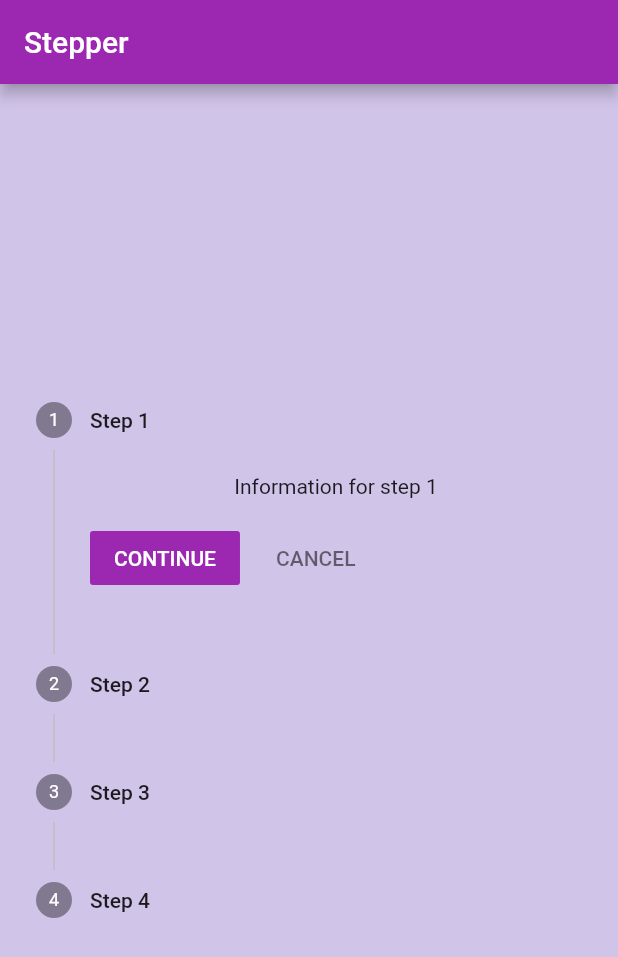
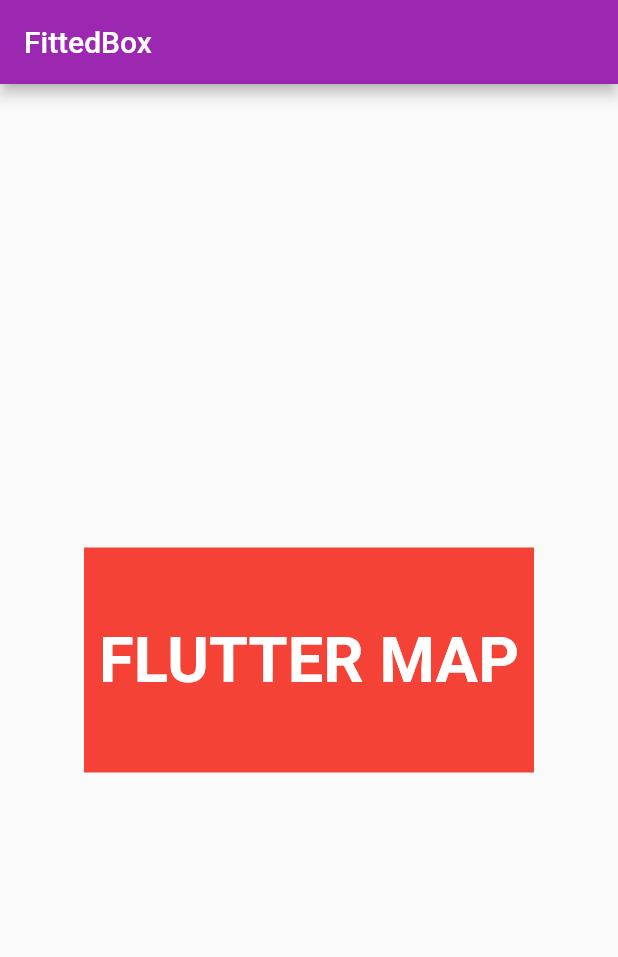
Before and after one commit to md-siam/widget_of_the_day, a Flutter app: the screen it shows after launch, on a phone screen of 412 x 824 dp. Shown: the top 957 px of the screen. Run offline on Flutter 3.47's test engine with Material 2 defaults, Android fonts, the phone set to English and light mode, and no system bars.

Commit message:
fitted_box

```diff
--- /dev/null
+++ b/lib/56_fitted_box/fitted_box.dart
@@ -0,0 +1,31 @@
+import 'package:flutter/material.dart';
+
+class MyFittedBox extends StatelessWidget {
+  const MyFittedBox({Key? key}) : super(key: key);
+
+  @override
+  Widget build(BuildContext context) {
+    return Scaffold(
+      appBar: AppBar(
+        title: const Text('FittedBox'),
+      ),
+      body: Center(
+        child: Container(
+          width: 300,
+          height: 150,
+          color: Colors.red,
+          padding: const EdgeInsets.all(10.0),
+          child: const FittedBox(
+            child: Text(
+              'FLUTTER MAP',
+              style: TextStyle(
+                  fontSize: 100,
+                  color: Colors.white,
+                  fontWeight: FontWeight.bold),
+            ),
+          ),
+        ),
+      ),
+    );
+  }
+}
--- a/lib/main.dart
+++ b/lib/main.dart
@@ -67,7 +67,8 @@ class MyApp extends StatelessWidget {
       //home: const MyDropDownNPopupMenu(),
       //home: const MyHeroAnimation(),
       //home: const MyAboutDialog(),
-      home: const MyStepper(),
+      //home: const MyStepper(),
+      home: const MyFittedBox(),
     );
   }
 }
--- a/lib/routes.dart
+++ b/lib/routes.dart
@@ -54,3 +54,4 @@ export '52_dropdown_&_popupmenu/dropdown_n_popupmenu.dart';
 export '53_hero_animation/hero_animation.dart';
 export '54_aboutdialog/aboutdialog.dart';
 export '55_stepper/stepper.dart';
+export '56_fitted_box/fitted_box.dart';
```
Also changed, not shown: 1 other file.
